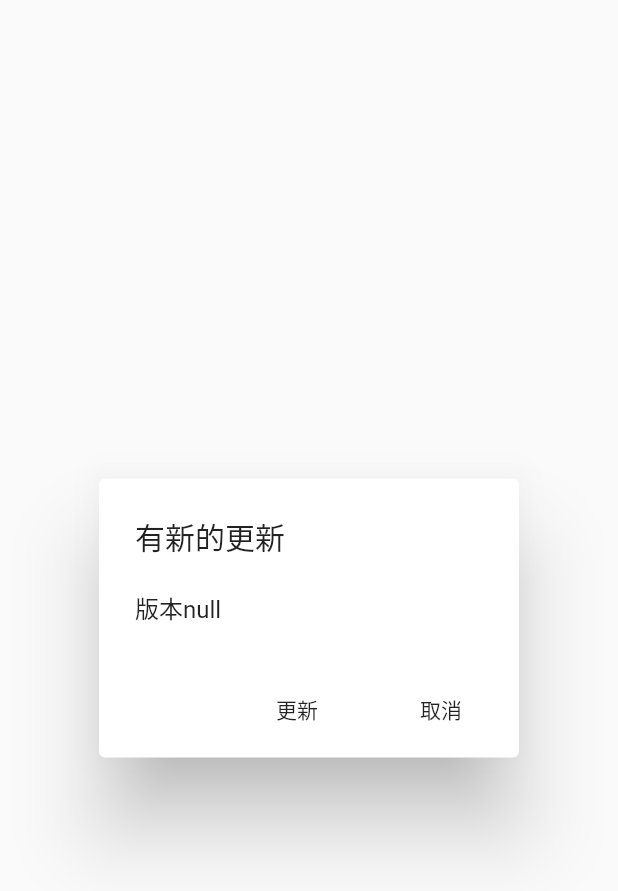
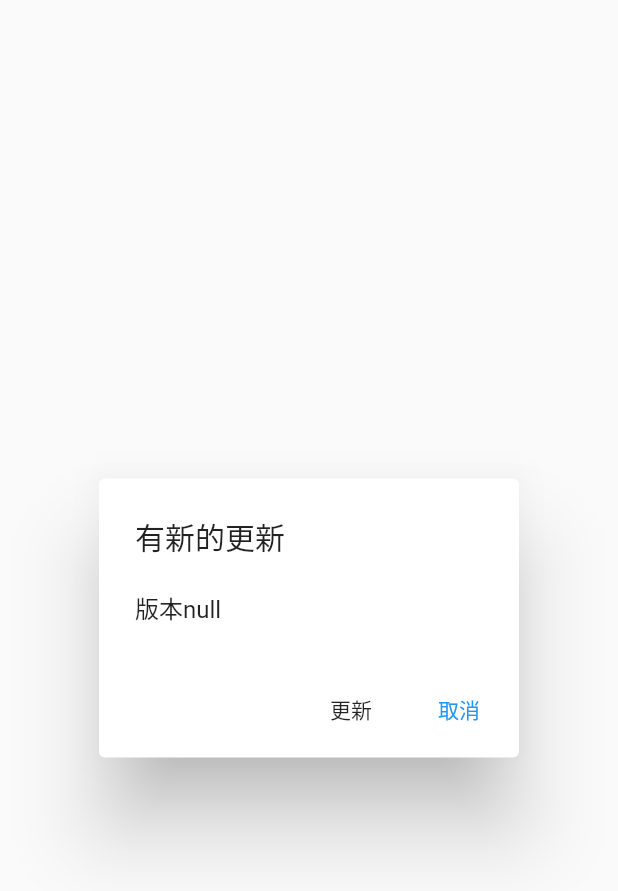
Before and after one commit to crazecoder/flutter_bugly, a Flutter app: the UpdateDialog widget shown alone on an empty page, opened directly, on a phone screen of 412 x 824 dp. Shown: the top 891 px of the screen. Run offline on Flutter 3.47's test engine with Material 2 defaults, Android fonts, the phone set to English and light mode, and no system bars.

Commit message:
🎨 优化 demo 结构

```diff
--- a/example/lib/main.dart
+++ b/example/lib/main.dart
@@ -5,20 +5,18 @@ import 'package:flutter_bugly/flutter_bugly.dart';
 
 import 'update_dialog.dart';
 
-void main() => FlutterBugly.postCatchedException(
-      () => runApp(MyApp()),
-    );
+void main() => FlutterBugly.postCatchedException(() => runApp(MyApp()));
 
 class MyApp extends StatelessWidget {
   @override
   Widget build(BuildContext context) {
-    return MaterialApp(
-      home: HomePage(),
-    );
+    return MaterialApp(home: HomePage());
   }
 }
 
 class HomePage extends StatefulWidget {
+  const HomePage({Key? key}) : super(key: key);
+
   @override
   State<StatefulWidget> createState() => _HomePageState();
 }
@@ -33,23 +31,26 @@ class _HomePageState extends State<HomePage> {
     FlutterBugly.init(
       androidAppId: "your app id",
       iOSAppId: "your app id",
-      customUpgrade: true, // 调用Android原生升级方式
+      customUpgrade: true, // 调用 Android 原生升级方式
     ).then((_result) {
       setState(() {
-        _platformVersion = _result.message!;
+        _platformVersion = _result.message;
         print(_result.appId);
       });
     });
     // 当配置 customUpgrade=true 时候，这里可以接收自定义升级
     FlutterBugly.onCheckUpgrade.listen((_upgradeInfo) {
-      _showUpdateDialog(_upgradeInfo.newFeature!, _upgradeInfo.apkUrl!,
-          _upgradeInfo.upgradeType == 2);
+      _showUpdateDialog(
+        _upgradeInfo.newFeature,
+        _upgradeInfo.apkUrl!,
+        _upgradeInfo.upgradeType == 2,
+      );
     });
     FlutterBugly.setUserId("user id");
     FlutterBugly.putUserData(key: "key", value: "value");
     int tag = 9527;
     FlutterBugly.setUserTag(tag);
-    //autoCheckUpgrade为true时，可以不用调用
+    // autoCheckUpgrade 为 true 时，可以不用调用
     // if (mounted) _checkUpgrade();
   }
 
@@ -62,9 +63,7 @@ class _HomePageState extends State<HomePage> {
   @override
   Widget build(BuildContext context) {
     return Scaffold(
-      appBar: AppBar(
-        title: const Text('Plugin example app'),
-      ),
+      appBar: AppBar(title: const Text('Plugin example app')),
       body: GestureDetector(
         onTap: () {
           if (Platform.isAndroid) {
@@ -72,9 +71,7 @@ class _HomePageState extends State<HomePage> {
           }
         },
         child: Center(
-          child: Text(
-            'init result: $_platformVersion\n',
-          ),
+          child: Text('init result: $_platformVersion\n'),
         ),
       ),
     );
@@ -100,15 +97,16 @@ class _HomePageState extends State<HomePage> {
         key: _dialogKey,
         version: version,
         onClickWhenDownload: (_msg) {
-            //提示不要重复下载
+          // 提示不要重复下载
         },
         onClickWhenNotDownload: () {
-            //下载apk，完成后打开apk文件，建议使用dio+open_file插件
+          //下载 apk，完成后打开 apk 文件，建议使用 dio + open_file 插件
         },
-        ));
+      ),
+    );
   }
 
-  //dio可以监听下载进度，调用此方法
+  /// Dio 可以监听下载进度，调用此方法
   void _updateProgress(_progress) {
     setState(() {
       _dialogKey.currentState!.progress = _progress;
--- a/example/lib/update_dialog.dart
+++ b/example/lib/update_dialog.dart
@@ -22,39 +22,28 @@ class UpdateDialogState extends State<UpdateDialog> {
 
   @override
   Widget build(BuildContext context) {
-    var _textStyle =
-        new TextStyle(color: Theme.of(context).textTheme.body1!.color);
+    var _textStyle = TextStyle(
+      color: Theme.of(context).textTheme.bodyText1?.color,
+    );
 
-    return new AlertDialog(
-      title: new Text(
-        "有新的更新",
-        style: _textStyle,
-      ),
+    return AlertDialog(
+      title: Text("有新的更新", style: _textStyle),
       content: _downloadProgress == 0.0
-          ? new Text(
-              "版本${widget.version}",
-              style: _textStyle,
-            )
-          : new LinearProgressIndicator(
-              value: _downloadProgress,
-            ),
+          ? Text("版本${widget.version}", style: _textStyle)
+          : LinearProgressIndicator(value: _downloadProgress),
       actions: <Widget>[
-        new FlatButton(
-          child: new Text(
-            '更新',
-            style: _textStyle,
-          ),
+        TextButton(
+          child: Text('更新', style: _textStyle),
           onPressed: () {
             if (_downloadProgress != 0.0) {
               widget.onClickWhenDownload!("正在更新中");
               return;
             }
             widget.onClickWhenNotDownload!();
-//            Navigator.of(context).pop();
           },
         ),
-        new FlatButton(
-          child: new Text('取消'),
+        TextButton(
+          child: Text('取消'),
           onPressed: () {
             Navigator.of(context).pop();
           },
```
Lines whose indentation alone changed are shown as unchanged.
